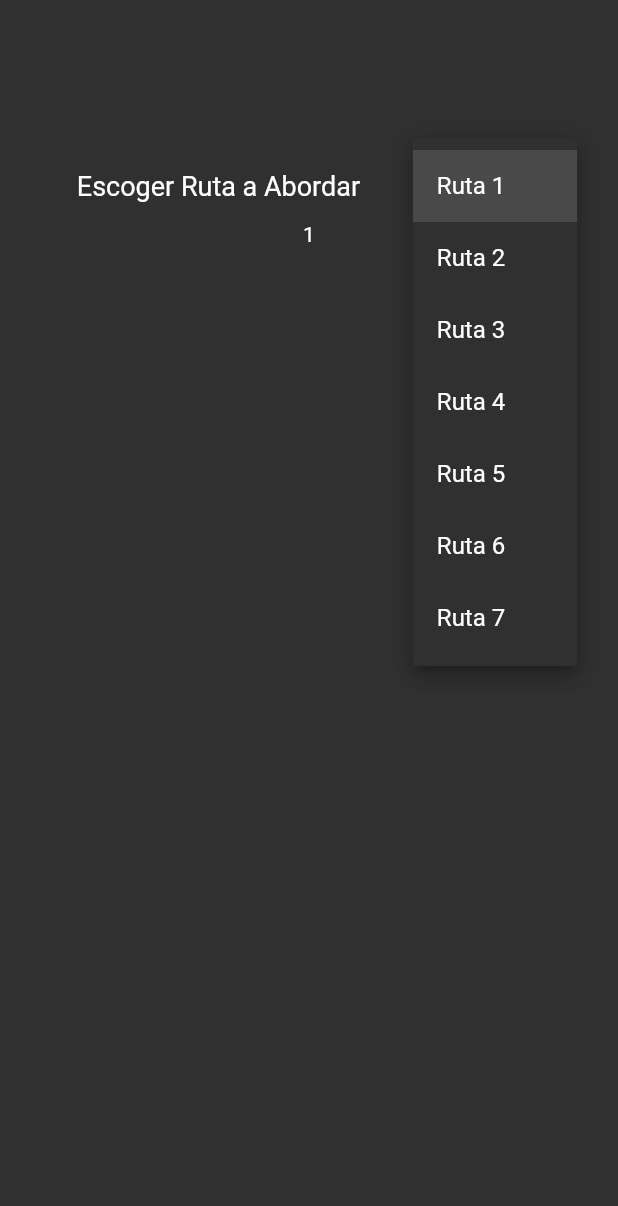
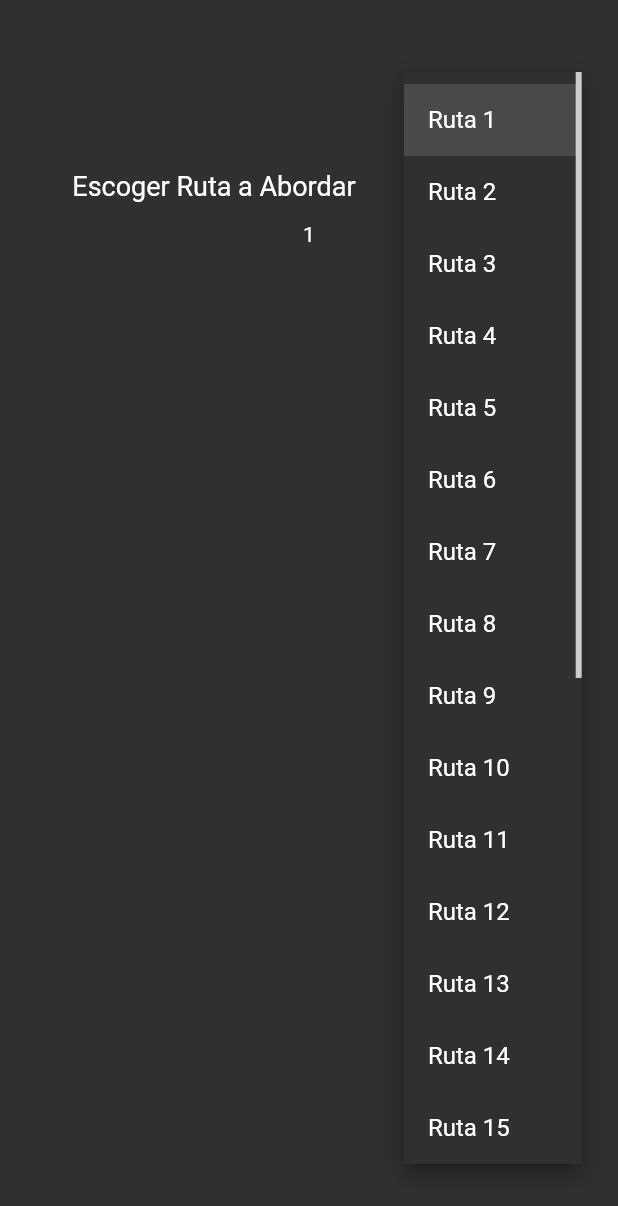
Before and after one commit to alecorodri/SendBusLocation, a Flutter app: the TravelPage widget shown alone on an empty page, opened directly, after a tap on "Ruta 1", on a phone screen of 412 x 824 dp. Shown: the top 1206 px of the screen. Run offline on Flutter 3.47's test engine with Material 2 defaults, Android fonts, the light colour scheme and no system bars; our stand-ins replace geocoding, geolocator, get, salomon_bottom_bar.

Commit message:
add bus routes

```diff
--- a/lib/pages/travel_page.dart
+++ b/lib/pages/travel_page.dart
@@ -53,6 +53,86 @@ class _TravelPageState extends State<TravelPage> {
                     value: 7,
                     child: Text('Ruta 7'),
                   ),
+                  DropdownMenuItem(
+                    value: 8,
+                    child: Text('Ruta 8'),
+                  ),
+                  DropdownMenuItem(
+                    value: 9,
+                    child: Text('Ruta 9'),
+                  ),
+                  DropdownMenuItem(
+                    value: 10,
+                    child: Text('Ruta 10'),
+                  ),
+                  DropdownMenuItem(
+                    value: 11,
+                    child: Text('Ruta 11'),
+                  ),
+                  DropdownMenuItem(
+                    value: 12,
+                    child: Text('Ruta 12'),
+                  ),
+                  DropdownMenuItem(
+                    value: 13,
+                    child: Text('Ruta 13'),
+                  ),
+                  DropdownMenuItem(
+                    value: 14,
+                    child: Text('Ruta 14'),
+                  ),
+                  DropdownMenuItem(
+                    value: 15,
+                    child: Text('Ruta 15'),
+                  ),
+                  DropdownMenuItem(
+                    value: 16,
+                    child: Text('Ruta 16'),
+                  ),
+                  DropdownMenuItem(
+                    value: 17,
+                    child: Text('Ruta 17'),
+                  ),
+                  DropdownMenuItem(
+                    value: 18,
+                    child: Text('Ruta 18'),
+                  ),
+                  DropdownMenuItem(
+                    value: 19,
+                    child: Text('Ruta 19'),
+                  ),
+                  DropdownMenuItem(
+                    value: 20,
+                    child: Text('Ruta 20'),
+                  ),
+                  DropdownMenuItem(
+                    value: 21,
+                    child: Text('Ruta 21'),
+                  ),
+                  DropdownMenuItem(
+                    value: 22,
+                    child: Text('Ruta 22'),
+                  ),
+                  DropdownMenuItem(
+                    value: 23,
+                    child: Text('Ruta 23'),
+                  ),
+                  DropdownMenuItem(
+                    value: 24,
+                    child: Text('Ruta 24'),
+                  ),
+                  DropdownMenuItem(
+                    value: 25,
+                    child: Text('Ruta 25'),
+                  ),
+                  DropdownMenuItem(
+                    value: 26,
+                    child: Text('Ruta 26'),
+                  ),
+                  DropdownMenuItem(
+                    value: 27,
+                    child: Text('Ruta 27'),
+                  ),
                 ],
                 onChanged: (int? value) {
                   setState(() {
```
